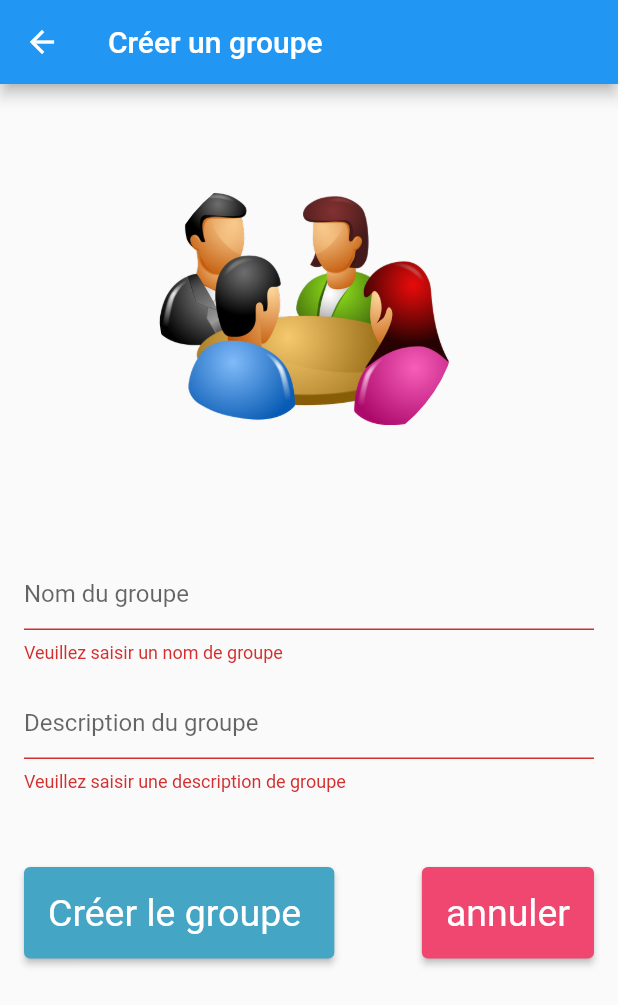
After one commit to M0onstruck/dolibarrMobile, a Flutter app: the CreateGroupPage screen opened directly, after a tap on "Créer le groupe", on a phone screen of 412 x 824 dp. The commit adds this screen. Shown: the top 1005 px of the screen. Run offline on Flutter 3.47's test engine with Material 2 defaults, Android fonts, the phone set to English and light mode, and no system bars; accounts and stored records are empty.

Commit message:
ajout des pages creation de groupe , et ajout des utilisateurs dans un groupe

```diff
--- /dev/null
+++ b/lib/Create_groupe.dart
@@ -0,0 +1,123 @@
+import 'package:flutter/material.dart';
+
+class CreateGroupPage extends StatefulWidget {
+  @override
+  _CreateGroupPageState createState() => _CreateGroupPageState();
+}
+
+class _CreateGroupPageState extends State<CreateGroupPage> {
+  final _formKey = GlobalKey<FormState>();
+  String? _groupName = '';
+  String? _groupDescription = '';
+
+  @override
+  Widget build(BuildContext context) {
+    return Scaffold(
+      appBar: AppBar(
+        title: Text('Créer un groupe'),
+      ),
+      body: Column(
+        children: [
+          Container(
+        padding: const EdgeInsets.symmetric(
+          vertical: 50.0,
+        ),
+        child: Form(
+          child: Column(
+              crossAxisAlignment: CrossAxisAlignment.stretch,
+              children: <Widget>[
+                Container(
+                  height: 200.0,
+                  width: 230.0,
+                  decoration: BoxDecoration(
+                    shape: BoxShape.circle,
+                    image: DecorationImage(
+                      image: AssetImage("images/groupe.png"),
+
+                    ),
+                  ),
+                ),
+              ]),
+        ),
+      ),
+          SizedBox(height: 0.0),
+          Padding(
+            padding: const EdgeInsets.all(16.0),
+            child: Form(
+              key: _formKey,
+              child: Column(
+                crossAxisAlignment: CrossAxisAlignment.start,
+                children: <Widget>[
+                  TextFormField(
+                    decoration: InputDecoration(
+                      hintText: 'Nom du groupe',
+                    ),
+                    validator: (value) {
+                      if (value?.isEmpty ?? true) {
+                        return 'Veuillez saisir un nom de groupe';
+                      }
+                      return null;
+                    },
+                    onSaved: (value) {
+                      _groupName = value;
+                    },
+                  ),
+                  SizedBox(height: 16.0),
+                  TextFormField(
+                    decoration: InputDecoration(
+                      hintText: 'Description du groupe',
+                    ),
+                    validator: (value) {
+                      if (value?.isEmpty ?? true) {
+                        return 'Veuillez saisir une description de groupe';
+                      }
+                      return null;
+                    },
+                    onSaved: (value) {
+                      _groupDescription = value;
+                    },
+                  ),
+                  SizedBox(height: 50.0),
+                  Row(
+                    mainAxisAlignment: MainAxisAlignment.spaceBetween,
+                    children: [
+                      ElevatedButton(
+                        style: ElevatedButton.styleFrom(
+                          padding: const EdgeInsets.all(16.0),
+                          primary: const Color(0xFF44A5C5),
+                          foregroundColor: const Color(0xFFFFFFFF),
+                          textStyle: const TextStyle(fontSize: 25),
+                        ),
+                        onPressed: () {
+                          if (_formKey?.currentState != null) {
+                            if (_formKey.currentState!.validate()) {
+                              if (_formKey != null) {
+                                _formKey.currentState?.save();
+                              }
+                              // Enregistrez le nom du groupe et la description ici
+                            }
+                          }
+                        },
+                        child: Text('Créer le groupe '),
+                      ),
+                      ElevatedButton(
+                        style: ElevatedButton.styleFrom(
+                          padding: const EdgeInsets.all(16.0),
+                          primary: const Color(0xFFEF476F),
+                          foregroundColor: const Color(0xFFFFFFFF),
+                          textStyle: const TextStyle(fontSize: 25),
+                        ),
+                        onPressed: () {},
+                        child: const Text('annuler'),
+                      ),
+                    ],
+                  )
+                ],
+              ),
+            ),
+          ),
+        ],
+      ),
+    );
+  }
+}
--- a/lib/connexion.dart
+++ b/lib/connexion.dart
@@ -37,7 +37,7 @@ class _ConnexionState extends State<Connexion> {
     create: (context) => _authProvider,
         child : SingleChildScrollView(
             child: Container(
-              margin:  EdgeInsets.all( 80),
+
                 padding: const EdgeInsets.symmetric(
                   vertical: 50.0,
                 ),
--- a/lib/main.dart
+++ b/lib/main.dart
@@ -5,6 +5,8 @@ import 'package:dolibarrmobile/connexion.dart';
 import 'package:dolibarrmobile/mon_profile.dart';
 import 'package:flutter/material.dart';
 import 'package:dolibarrmobile/liste_utilisateurs.dart';
+import 'package:dolibarrmobile/Create_groupe.dart';
+import 'package:dolibarrmobile/add_users_group.dart';
 
 void main() {
   runApp(const MyApp());
@@ -18,7 +20,7 @@ class MyApp extends StatelessWidget {
     return MaterialApp(
       debugShowCheckedModeBanner: false,
       theme: ThemeData(primarySwatch: Colors.blue),
-      home:  CreateUserPage(),
+      home: GroupListPage()
     );
   }
 }
```
Also changed, not shown: lib/add_users_group.dart (added, +209 -0 lines), images/groupe.png (added).
